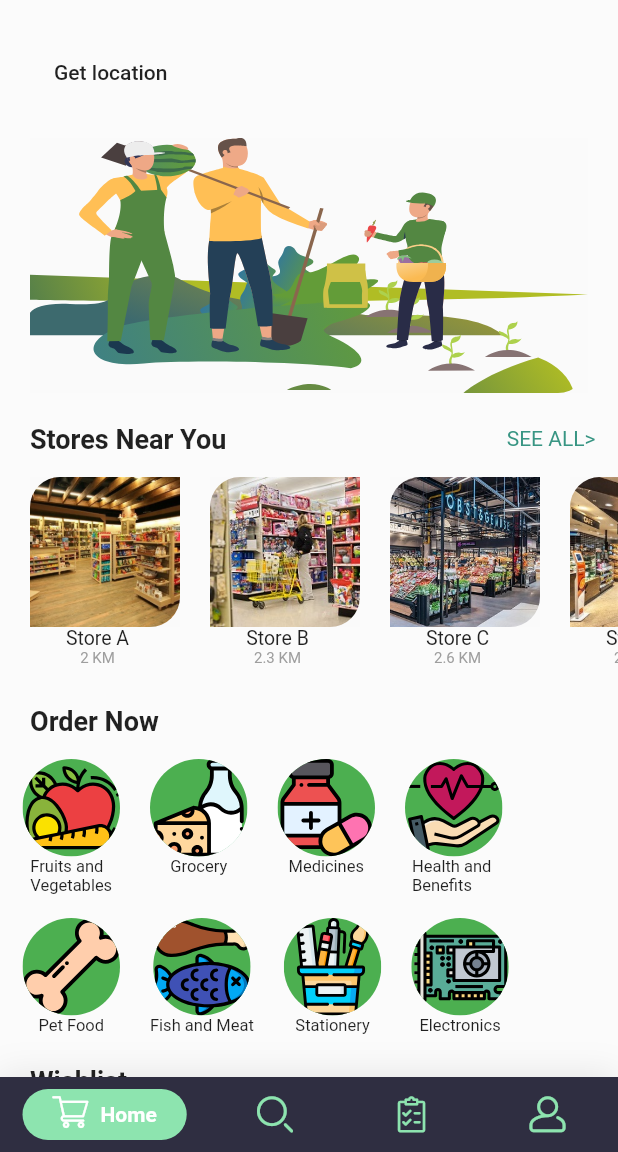
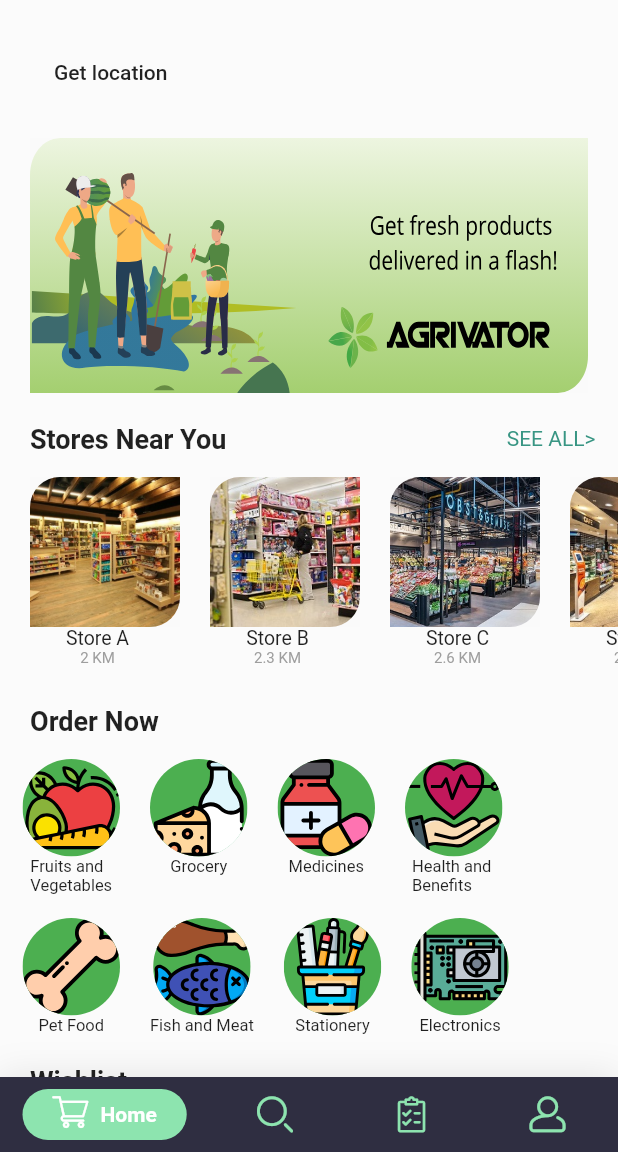
Before and after one commit to somiparna/Agrivator-Flash, a Flutter app: the screen it shows after launch, on a phone screen of 412 x 824 dp, the part 84-1236 px from its top. Run offline on Flutter 3.47's test engine with Material 2 defaults, Android fonts, the phone set to English and light mode, and no system bars; drawn by our look-alikes of google_nav_bar; our stand-ins replace flutter_svg, geolocator, google_maps_flutter.

Commit message:
changed buttons

```diff
--- a/lib/Tabs/Hometab.dart
+++ b/lib/Tabs/Hometab.dart
@@ -76,7 +76,7 @@ class _HomeTabState extends State<HomeTab> {
                         child: ClipRRect(
                           borderRadius: BorderRadius.only(topLeft: Radius.circular(20),bottomRight: Radius.circular(20)),
 
-                          child: SvgPicture.asset('images/agrivator.svg',
+                          child: SvgPicture.asset('images/agrivator1.svg',
                                height: 170,fit:BoxFit.fill,width: 500,),
                         ),),
                     )
@@ -381,7 +381,7 @@ class _HomeTabState extends State<HomeTab> {
                                   child: Container(
 
 
-                                    child: SvgPicture.asset('images/health benefits.svg',
+                                    child: SvgPicture.asset('images/health.svg',
                                       width: 65, height: 65,),
 
                                   ),
@@ -410,7 +410,7 @@ class _HomeTabState extends State<HomeTab> {
                                   child: Container(
 
 
-                                    child: SvgPicture.asset('images/pet food.svg',
+                                    child: SvgPicture.asset('images/pet.svg',
                                       width: 65, height: 65,),
 
                                   ),
@@ -439,7 +439,7 @@ class _HomeTabState extends State<HomeTab> {
                                   child: Container(
 
 
-                                    child: SvgPicture.asset('images/fish & meat.svg',
+                                    child: SvgPicture.asset('images/fish.svg',
                                       width: 65, height: 65,),
 
                                   ),
```
Also changed, not shown: images/agrivator1.svg (added), images/fish.svg (renamed from images/fish & meat.svg), images/health.svg (renamed from images/health benefits.svg), images/pet.svg (renamed from images/pet food.svg).
